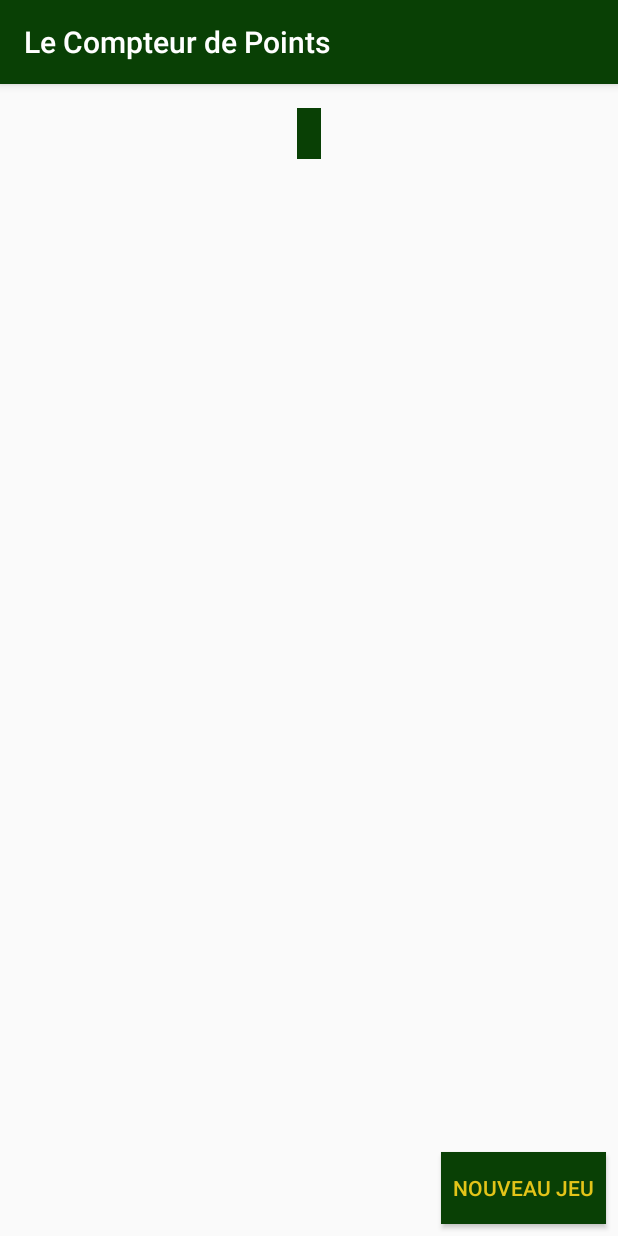
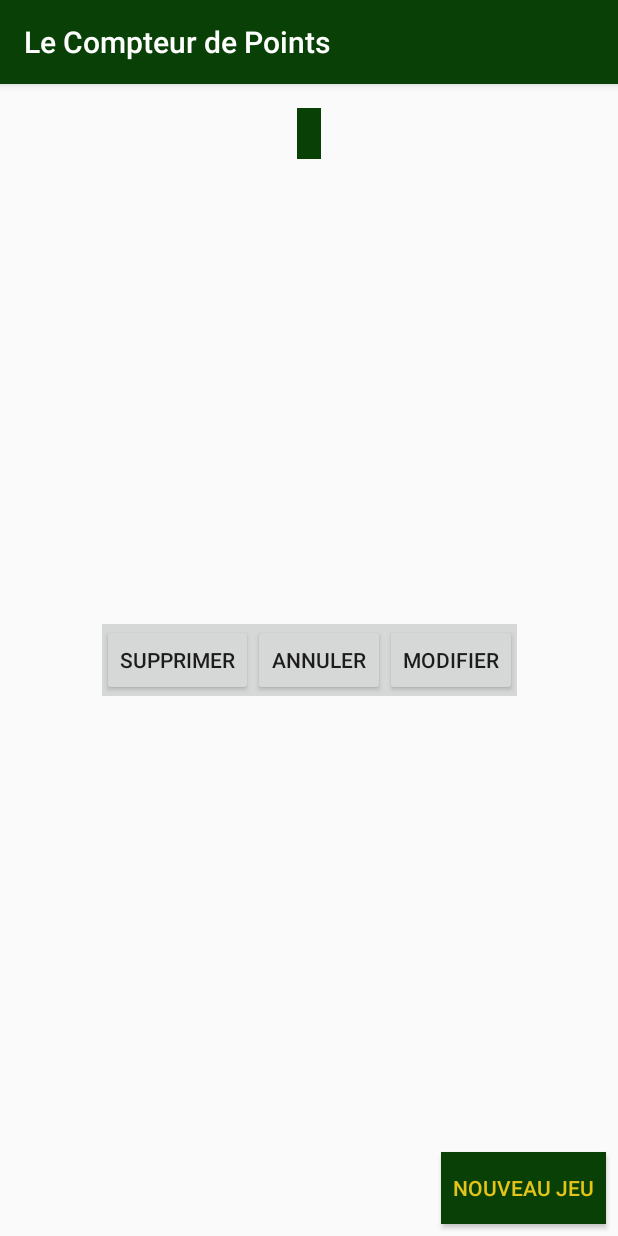
Before and after one commit to Hsb511/Points-Counter-Tartot, an Android app: the PartyActivity screen opened directly, with no data from a screen before it, on a phone screen of 412 x 824 dp. Run offline under Robolectric (Android 15) with nearby library versions, the phone set to English and light mode, and no system bars; 3 statements that could not run were skipped.

Commit message:
delete and update button created and begining of the implementation

```diff
--- a/LeCompteurDeTartot/app/src/main/res/layout/activity_party.xml
+++ b/LeCompteurDeTartot/app/src/main/res/layout/activity_party.xml
@@ -778,4 +778,43 @@
         app:layout_constraintStart_toStartOf="parent"
         app:layout_constraintTop_toTopOf="parent"></LinearLayout>
 
+    <LinearLayout
+        android:id="@+id/get_game_back_layout"
+        android:layout_width="wrap_content"
+        android:layout_height="wrap_content"
+        android:layout_marginBottom="8dp"
+        android:layout_marginEnd="8dp"
+        android:layout_marginStart="8dp"
+        android:layout_marginTop="8dp"
+        android:background="?attr/colorButtonNormal"
+        android:orientation="horizontal"
+        app:layout_constraintBottom_toBottomOf="parent"
+        app:layout_constraintEnd_toEndOf="parent"
+        app:layout_constraintStart_toStartOf="parent"
+        app:layout_constraintTop_toTopOf="parent">
+
+        <Button
+            android:id="@+id/delete_button"
+            android:layout_width="wrap_content"
+            android:layout_height="wrap_content"
+            android:layout_weight="1"
+            android:text="@string/delete_button"
+            tools:layout_editor_absoluteX="148dp"
+            tools:layout_editor_absoluteY="231dp" />
+
+        <Button
+            android:id="@+id/cancel_button"
+            android:layout_width="wrap_content"
+            android:layout_height="wrap_content"
+            android:layout_weight="1"
+            android:text="@string/cancel_button" />
+
+        <Button
+            android:id="@+id/update_button"
+            android:layout_width="wrap_content"
+            android:layout_height="wrap_content"
+            android:layout_weight="1"
+            android:text="@string/update_button" />
+    </LinearLayout>
+
 </android.support.constraint.ConstraintLayout>
--- a/LeCompteurDeTartot/app/src/main/res/values/strings.xml
+++ b/LeCompteurDeTartot/app/src/main/res/values/strings.xml
@@ -33,6 +33,9 @@
     <string name="chose_oudlers_amount"> Choisissez un nombre de bouts !</string>
     <string name="chose_attacker"> Choisissez un preneur !</string>
     <string name="chose_called"> Choisissez un joueur appelé !</string>
+    <string name="cancel_button">Annuler</string>
+    <string name="delete_button">Supprimer</string>
+    <string name="update_button">Modifier</string>
 
 
     <!-- strings linked to Bid -->
```
Also changed, not shown: LeCompteurDeTartot/app/src/main/java/team23/lecompteurdetartot/PartyActivity.java (+73 -9 lines), LeCompteurDeTartot/app/src/main/res/drawable/delete.png (added).
